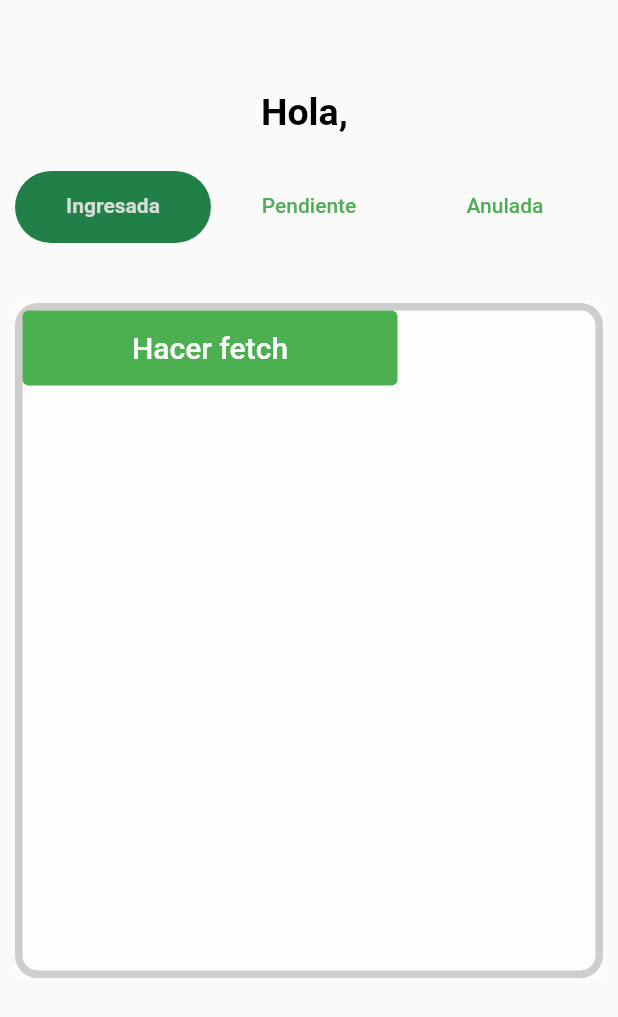
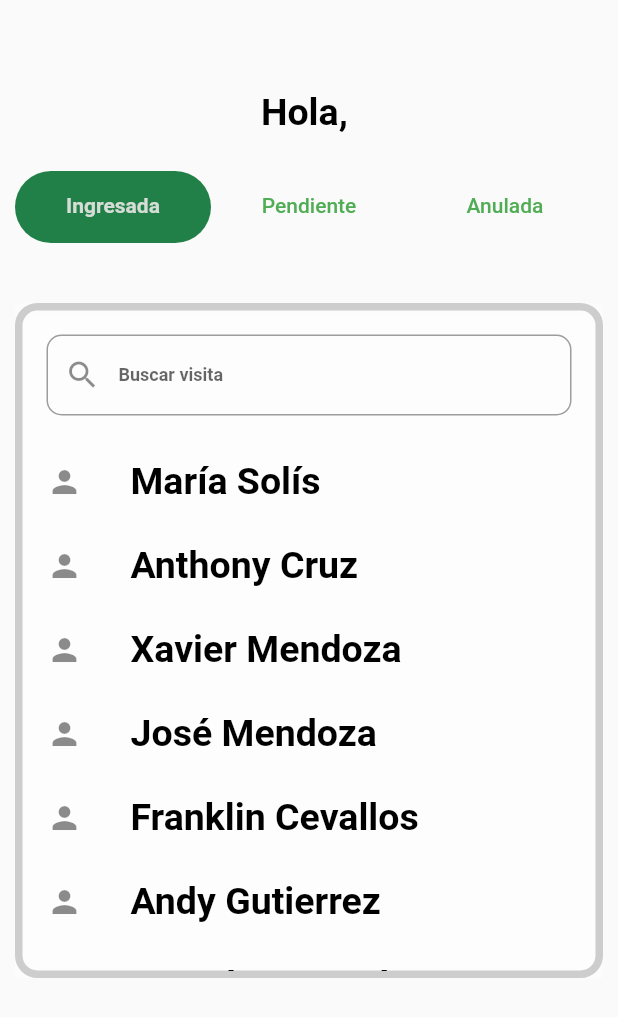
Before and after one commit to Dgloor/T4-safe-citadel-app, a Flutter app: the VisitaScreenResidente screen opened directly, on a phone screen of 412 x 824 dp. Shown: the top 1017 px of the screen. Run offline on Flutter 3.47's test engine with Material 2 defaults, Android fonts, the phone set to English and light mode, and no system bars; our stand-ins replace qr_flutter, share_plus, shared_preferences, timezone; accounts and stored records are empty; network calls fail.

Commit message:
improvements for visitors form

```diff
--- a/frontend/lib/screens/screensResidente/visitas_screen.dart
+++ b/frontend/lib/screens/screensResidente/visitas_screen.dart
@@ -79,6 +79,10 @@ class _ContainerVisitaIngresadaState extends State<_ContainerVisitaIngresada> {
       users = json['results'];
     });
   }
+  @override
+  void initState() {
+    fetchUser();
+  }
 
   @override
   Widget build(BuildContext context) {
@@ -96,34 +100,33 @@ class _ContainerVisitaIngresadaState extends State<_ContainerVisitaIngresada> {
           border: Border.all(color: Colors.grey.withOpacity(0.5), width: 5),
         ),
         child: Column(crossAxisAlignment: CrossAxisAlignment.start, children: [
-          TextButton(
-              child: Text(
-                'Hacer fetch',
-                style: TextStyle(
-                  fontSize: 20.0,
-                ),
-              ),
-              style: ButtonStyle(
-                fixedSize: MaterialStateProperty.all<Size>(Size(250, 50)),
-                foregroundColor: MaterialStateProperty.all<Color>(Colors.white),
-                backgroundColor: MaterialStateProperty.all<Color>(
-                    Colors.green), // Cambiar el color del botón
-              ),
-              onPressed: () {
-                fetchUser();
-                print(users);
-              }),
-          // _InputBuscarVisita(),
-          // Expanded(
-          //   child: ListView.builder(
-          //     itemCount: visitasIngresadas.length,
-          //     itemBuilder: (BuildContext context, int index) {
-          //       final nombreVisita = visitasIngresadas[index];
-          //       return ListTile(
-          //           title: Text(nombreVisita), leading: Icon(Icons.person));
-          //     },
-          //   ),
-          // ),
+          // TextButton(
+          //     child: Text(
+          //       'Hacer fetch',
+          //       style: TextStyle(
+          //         fontSize: 20.0,
+          //       ),
+          //     ),
+          //     style: ButtonStyle(
+          //       fixedSize: MaterialStateProperty.all<Size>(Size(250, 50)),
+          //       foregroundColor: MaterialStateProperty.all<Color>(Colors.white),
+          //       backgroundColor: MaterialStateProperty.all<Color>(
+          //           Colors.green), // Cambiar el color del botón
+          //     ),
+          //     onPressed: () {
+          //       print(users);
+          //     }),
+          _InputBuscarVisita(),
+          Expanded(
+            child: ListView.builder(
+              itemCount: visitasIngresadas.length,
+              itemBuilder: (BuildContext context, int index) {
+                final nombreVisita = visitasIngresadas[index];
+                return ListTile(
+                    title: Text(nombreVisita), leading: Icon(Icons.person));
+              },
+            ),
+          ),
         ]));
   }
 }
```
Also changed, not shown: frontend/lib/screens/screensResidente/registrarvisita_screen.dart (+7 -13 lines), 3 other files.
